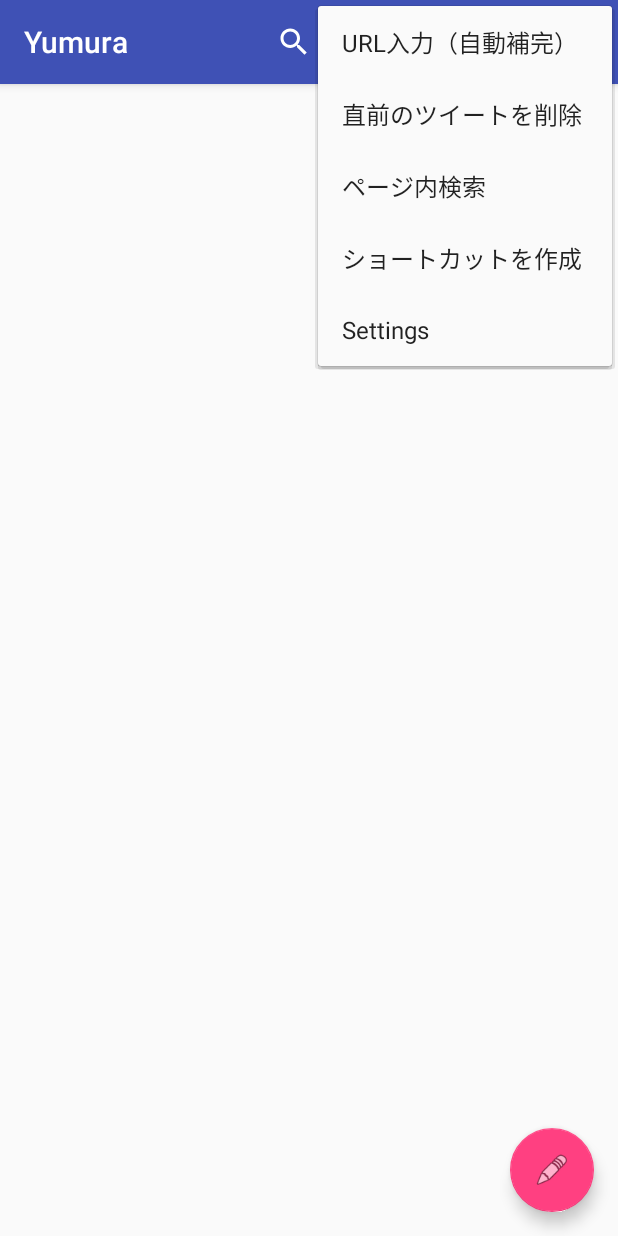
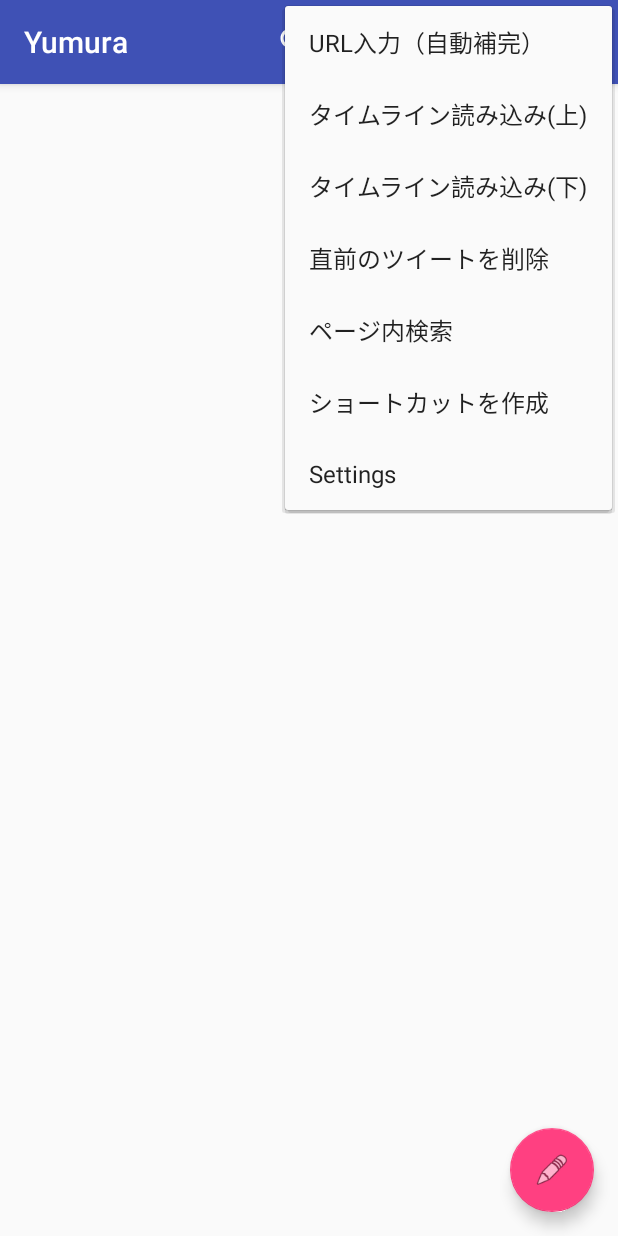
Before and after one commit to YA-androidapp/Yumura, an Android app: the screen it shows after launch (TlActivity), with the options menu open, on a phone screen of 412 x 824 dp. Run offline under Robolectric (Android 15) with nearby library versions, the phone set to English and light mode, and no system bars; our stand-ins replace Volley; libraries missing offline, so code that uses them is left out: com.twitter, twitter4j.auth; plain views replace androidapp; 2 statements that could not run were skipped.

Commit message:
minor bug fixing

```diff
--- a/app/src/main/java/jp/gr/java_conf/ya/yumura/String/ViewString.java
+++ b/app/src/main/java/jp/gr/java_conf/ya/yumura/String/ViewString.java
@@ -172,7 +172,7 @@ public class ViewString {
         final StringBuilder sb = new StringBuilder();
         try {
             sb.append("@").append(originalStatus.getUser().getScreenName()).append(" <br>")
-                    .append(getTextExpanded(status, pref_tl_img_show)).append("<br>")
+                    .append(getTextExpanded(originalStatus, pref_tl_img_show)).append("<br>")
                     .append(getTweetFooter(originalStatus, pref_tl_fontcolor_favorite, pref_tl_fontcolor_retweet));
             if (status.getRetweetedStatus() != null) {
                 sb.append("<br>")
--- a/app/src/main/java/jp/gr/java_conf/ya/yumura/Twitter/TwitterAccess.java
+++ b/app/src/main/java/jp/gr/java_conf/ya/yumura/Twitter/TwitterAccess.java
@@ -117,7 +117,7 @@ public class TwitterAccess {
                     public final void run() {
                         adapter.addDataOf(statuses);
                         adapter.notifyDataSetChanged();
-                        adapter.moveToStartPositionOfReading();
+                        adapter.moveToStartPositionAfterLoaded(statuses.size());
                         adapter.showSnackbar("Loaded", Integer.toString(statuses.size()) + " tweets ; " + getCommunicationVolumeOfThisApp() + " B");
                     }
                 });
@@ -200,7 +200,7 @@ public class TwitterAccess {
                     public final void run() {
                         adapter.addDataOf(queryResult.getTweets());
                         adapter.notifyDataSetChanged();
-                        adapter.moveToStartPositionOfReading();
+                        adapter.moveToStartPositionAfterLoaded(queryResult.getCount());
                         adapter.showSnackbar("Loaded", Integer.toString(queryResult.getTweets().size()) + " tweets ; " + getCommunicationVolumeOfThisApp() + " B");
                     }
                 });
--- a/app/src/main/res/menu/menu_tl.xml
+++ b/app/src/main/res/menu/menu_tl.xml
@@ -33,6 +33,18 @@
         android:title="@string/action_move_to_bottom"
         app:showAsAction="always" />
     <item
+        android:id="@+id/action_load_upper"
+        android:icon="@android:drawable/arrow_up_float"
+        android:orderInCategory="100"
+        android:title="@string/action_load_upper"
+        app:showAsAction="ifRoom" />
+    <item
+        android:id="@+id/action_load_lower"
+        android:icon="@android:drawable/arrow_down_float"
+        android:orderInCategory="100"
+        android:title="@string/action_load_lower"
+        app:showAsAction="ifRoom" />
+    <item
         android:id="@+id/action_delJustBefore"
         android:icon="@android:drawable/ic_menu_delete"
         android:orderInCategory="100"
--- a/app/src/main/res/values/strings.xml
+++ b/app/src/main/res/values/strings.xml
@@ -8,6 +8,8 @@
     <string name="action_delJustBefore">直前のツイートを削除</string>
     <string name="action_delJustBefore_del">削除</string>
     <string name="action_enter_url">URL入力（自動補完）</string>
+    <string name="action_load_lower">タイムライン読み込み(下)</string>
+    <string name="action_load_upper">タイムライン読み込み(上)</string>
     <string name="action_makeShortcut">ショートカットを作成</string>
     <string name="action_move_to_bottom">最下部へ移動</string>
     <string name="action_move_to_top">最上部へ移動</string>
```
Also changed, not shown: app/src/main/java/jp/gr/java_conf/ya/yumura/TlActivity.java (+16 -9 lines), app/src/main/java/jp/gr/java_conf/ya/yumura/TlAdapter.java (+31 -5 lines), 1 other file.
